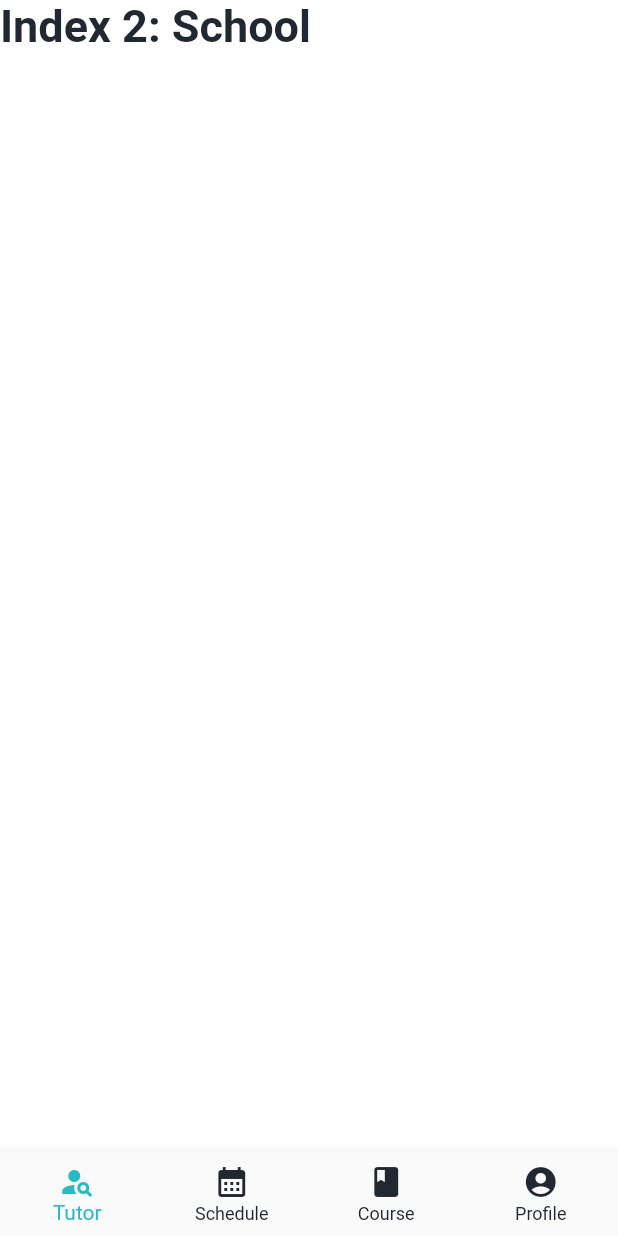
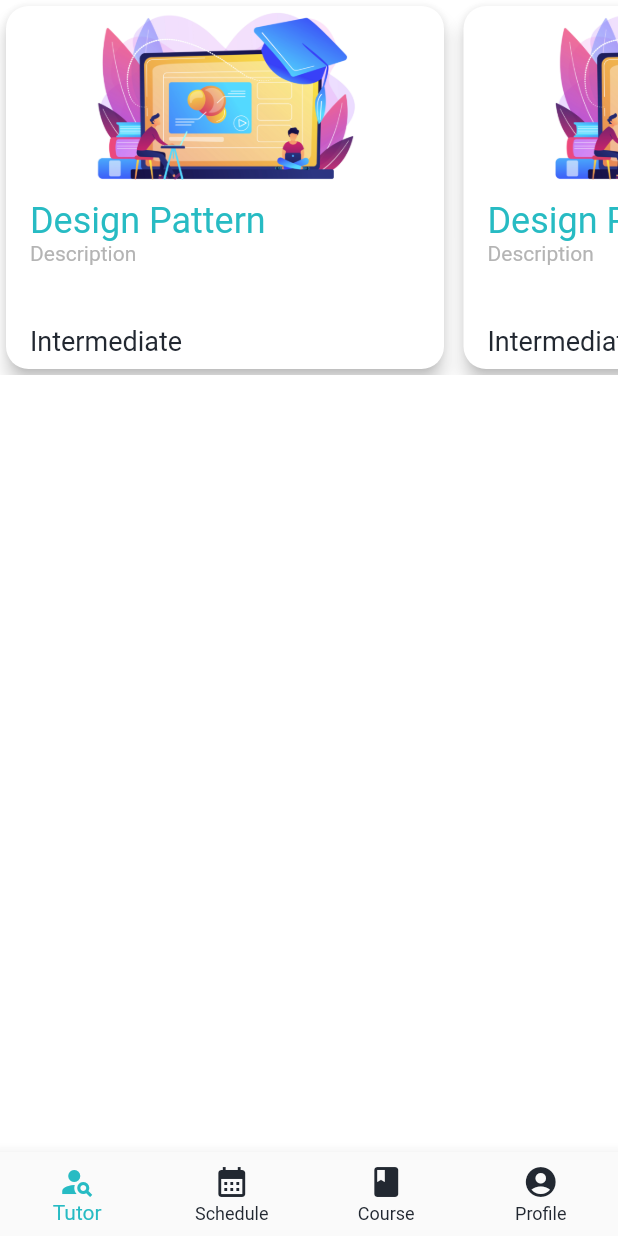
Before and after one commit to xmax2807/online_english, a Flutter app: the HomeScreen screen opened directly, swiped to page 3, on a phone screen of 412 x 824 dp. Run offline on Flutter 3.47's test engine with Material 2 defaults, Android fonts, the phone set to English and light mode, and no system bars; our stand-ins replace device_preview, flutter_rating_bar, flutter_svg, freezed_annotation, get, google_fonts; missing offline and left inert: extended_wrap; project files that could hold a hidden picture were left out.

Commit message:
update screen course and schedule
new components: LessonRequestContainer, LessonCardWidget,

```diff
--- /dev/null
+++ b/lib/screens/course_screen/components/lesson_card_component.dart
@@ -0,0 +1,66 @@
+import 'package:flutter/material.dart';
+
+import '../../../gen/assets.gen.dart';
+import '../../../utils/theme/my_theme.dart';
+
+class LessonCardWidget extends StatefulWidget {
+  const LessonCardWidget({super.key});
+
+  @override
+  State<LessonCardWidget> createState() => _LessonCardWidgetState();
+}
+
+class _LessonCardWidgetState extends State<LessonCardWidget> {
+  @override
+  Widget build(BuildContext context) {
+    return SizedBox(
+      width: 300,
+      child: InkWell(
+        onTap: () {},
+        hoverColor: Colors.transparent,
+        splashColor: Colors.transparent,
+        highlightColor: Colors.transparent,
+        child: Card(
+          shape:
+              RoundedRectangleBorder(borderRadius: BorderRadius.circular(15)),
+          elevation: 5,
+          child: Column(children: [
+            Flexible(
+                child: Image(
+              fit: BoxFit.fitWidth,
+              image: Assets.images.loginScreenBG.provider(),
+            )),
+            Flexible(
+              child: Padding(
+                padding: const EdgeInsets.only(
+                    left: 16, right: 16, top: 8, bottom: 8),
+                child: Column(
+                  crossAxisAlignment: CrossAxisAlignment.stretch,
+                  mainAxisAlignment: MainAxisAlignment.spaceBetween,
+                  children: [
+                    Column(
+                        crossAxisAlignment: CrossAxisAlignment.start,
+                        children: [
+                          Text(
+                            "Design Pattern",
+                            style: Theme.of(context).textTheme.headlineMedium,
+                          ),
+                          Text(
+                            "Description",
+                            style: TextStyle(color: MyTheme.colors.lightGray),
+                          ),
+                        ]),
+                    Text(
+                      "Intermediate",
+                      style: Theme.of(context).textTheme.headlineSmall,
+                    ),
+                  ],
+                ),
+              ),
+            ),
+          ]),
+        ),
+      ),
+    );
+  }
+}
--- /dev/null
+++ b/lib/screens/course_screen/course_screen.dart
@@ -0,0 +1,29 @@
+import 'package:flutter/material.dart';
+import 'package:online_english/screens/course_screen/components/lesson_card_component.dart';
+
+class CourseScreen extends StatefulWidget {
+  const CourseScreen({super.key});
+
+  @override
+  State<CourseScreen> createState() => _CourseScreenState();
+}
+
+class _CourseScreenState extends State<CourseScreen> {
+  @override
+  Widget build(BuildContext context) {
+    return SafeArea(
+        child: Scaffold(
+            body: SizedBox.fromSize(
+      size: const Size.fromHeight(250),
+      child: ListView.separated(
+          physics: const BouncingScrollPhysics(),
+          scrollDirection: Axis.horizontal,
+          shrinkWrap: true,
+          itemBuilder: (ctx, i) => const LessonCardWidget(),
+          separatorBuilder: (ctx, i) => const SizedBox(
+                width: 5,
+              ),
+          itemCount: 25),
+    )));
+  }
+}
--- a/lib/screens/home_screen/home_screen.dart
+++ b/lib/screens/home_screen/home_screen.dart
@@ -1,8 +1,10 @@
 import 'package:flutter/material.dart';
+import 'package:online_english/screens/course_screen/course_screen.dart';
 import 'package:online_english/screens/tutor/tutor_screen.dart';
 import 'package:online_english/utils/theme/my_theme.dart';
 
 import '../../utils/builtIcon/my_built_in_icons.dart';
+import '../schedule_screen/schedule_screen.dart';
 
 class HomeScreen extends StatefulWidget {
   const HomeScreen({super.key});
@@ -36,14 +38,8 @@ class _HomeScreenState extends State<HomeScreen> {
       TextStyle(fontSize: 30, fontWeight: FontWeight.bold);
   static const List<Widget> _widgetOptions = <Widget>[
     TutorScreen(),
-    Text(
-      'Index 1: Business',
-      style: optionStyle,
-    ),
-    Text(
-      'Index 2: School',
-      style: optionStyle,
-    ),
+    ScheduleScreen(),
+    CourseScreen(),
     Text(
       'Index 3: School',
       style: optionStyle,
--- a/lib/utils/theme/my_theme.dart
+++ b/lib/utils/theme/my_theme.dart
@@ -8,6 +8,7 @@ class AppColors {
   final white = const Color(0xffffffff);
   final black = const Color(0xFF000000);
   final red = const Color(0xFFFF0000);
+  final lightGray = const Color(0xFFB4B4B4);
   final primaryColor = const Color(0xFF222831); // e.g: app bar
   final onPrimaryColor = const Color(0xffffffff); // e.g: Text
   final secondaryColor = const Color(0xFF27BBC3); // e.g: Button
```
Also changed, not shown: lib/screens/schedule_screen/component/lesson_request_component.dart (added, +96 -0 lines), lib/screens/schedule_screen/schedule_screen.dart (added, +61 -0 lines), lib/screens/shared_components/complex_search_component.dart (+4 -7 lines), lib/screens/tutor/components/teacher_card.dart (+1 -9 lines), lib/screens/tutor/tutor_screen.dart (+12 -1 lines), lib/utils/extension_methods/datetime_extension_methods.dart (added, +8 -0 lines).
